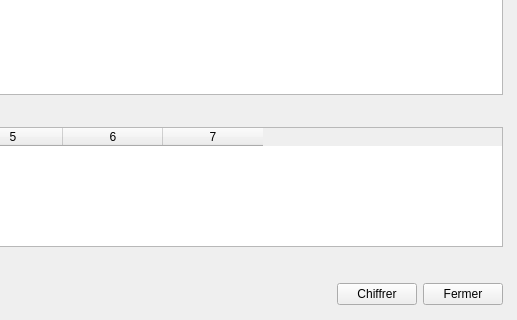
Before: the Qt Designer form GuiPG/src/View/filesignandencryption.ui in Diakakodo/GuiPG, drawn with Qt 5; both pictures show x 448 to 965 and y 116 to 436 of the 965 by 436 pixel window.
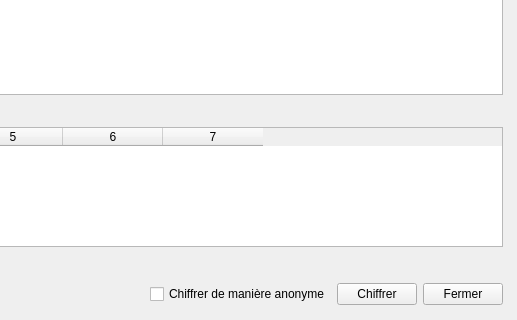
After: the same form once the commit is applied.

Commit message: ajout du chiffrement anonyme dans la combinaison avec la signature

Diff of the .ui file:
```diff
--- a/GuiPG/src/View/filesignandencryption.ui
+++ b/GuiPG/src/View/filesignandencryption.ui
@@ -277,6 +277,13 @@
         </property>
        </spacer>
       </item>
+      <item>
+       <widget class="QCheckBox" name="anonymousCheckBox">
+        <property name="text">
+         <string>Chiffrer de manière anonyme</string>
+        </property>
+       </widget>
+      </item>
       <item>
        <widget class="QPushButton" name="okButton2">
         <property name="text">
```
The commit also changes 3 other files.
